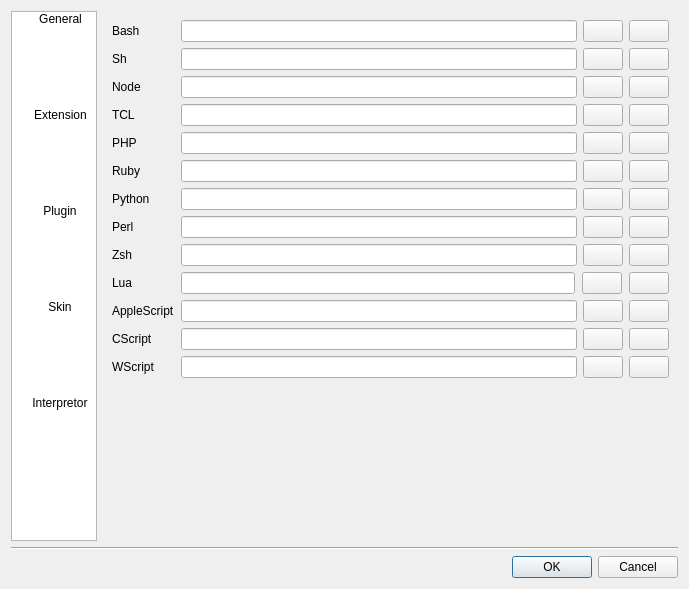
The window that src/derfla/commonui/preferencedialog.ui (missdeer/derfla) describes before a commit, drawn with Qt 5.
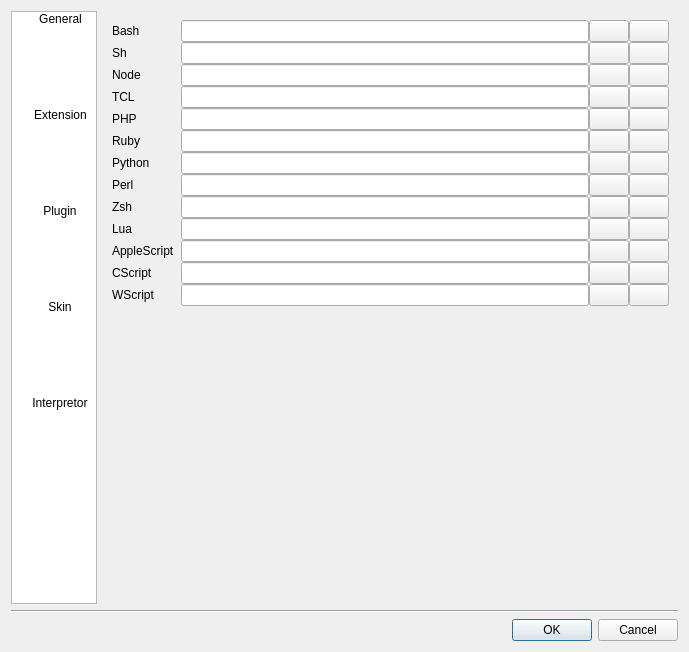
The same window after the commit. Icons and pictures are not drawn.

Commit message: fix preference dialog

What changed in the file:
```diff
--- a/src/derfla/commonui/preferencedialog.ui
+++ b/src/derfla/commonui/preferencedialog.ui
@@ -7,7 +7,7 @@
     <x>0</x>
     <y>0</y>
     <width>689</width>
-    <height>589</height>
+    <height>652</height>
    </rect>
   </property>
   <property name="windowTitle">
@@ -130,6 +130,15 @@
        <widget class="QWidget" name="skinPage"/>
        <widget class="QWidget" name="interpretorPage">
         <layout class="QFormLayout" name="formLayout">
+         <property name="sizeConstraint">
+          <enum>QLayout::SetMaximumSize</enum>
+         </property>
+         <property name="fieldGrowthPolicy">
+          <enum>QFormLayout::ExpandingFieldsGrow</enum>
+         </property>
+         <property name="verticalSpacing">
+          <number>0</number>
+         </property>
          <item row="0" column="0">
           <widget class="QLabel" name="label">
            <property name="text">
@@ -518,7 +527,7 @@
          <item row="9" column="1">
           <layout class="QHBoxLayout" name="horizontalLayout_8">
            <property name="spacing">
-            <number>7</number>
+            <number>-1</number>
            </property>
            <item>
             <widget class="QLineEdit" name="edtLuaPath"/>
```
Left out of the diff: 64 changed lines with no effect on the pictures. The commit also changes 3 other files.
